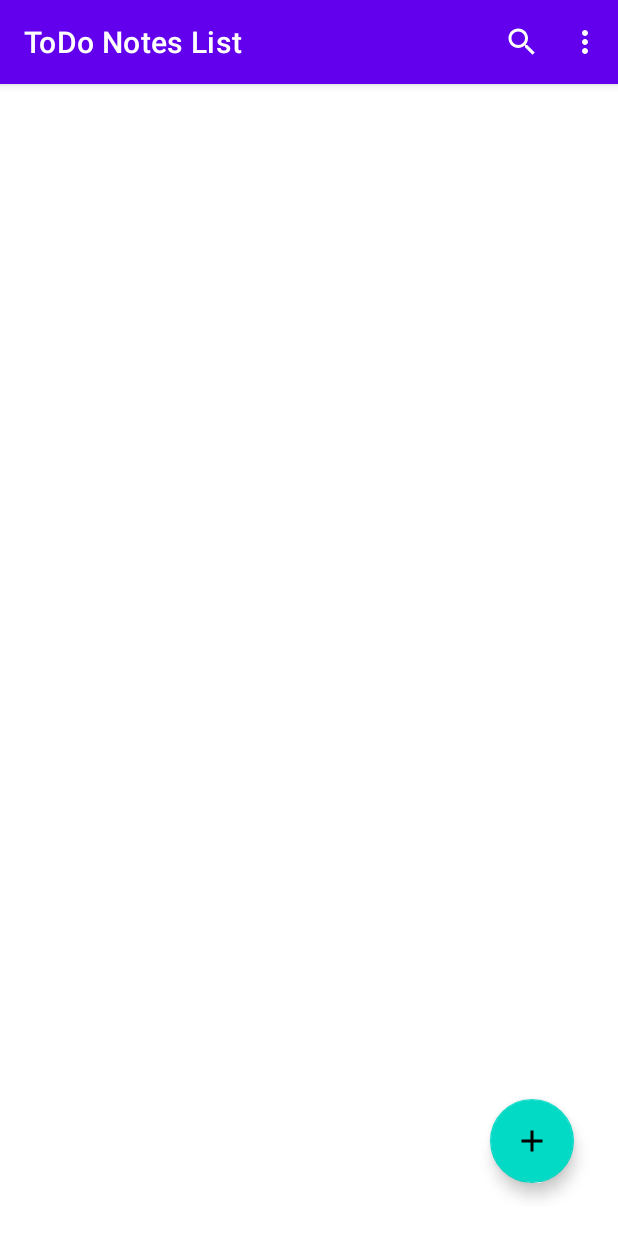
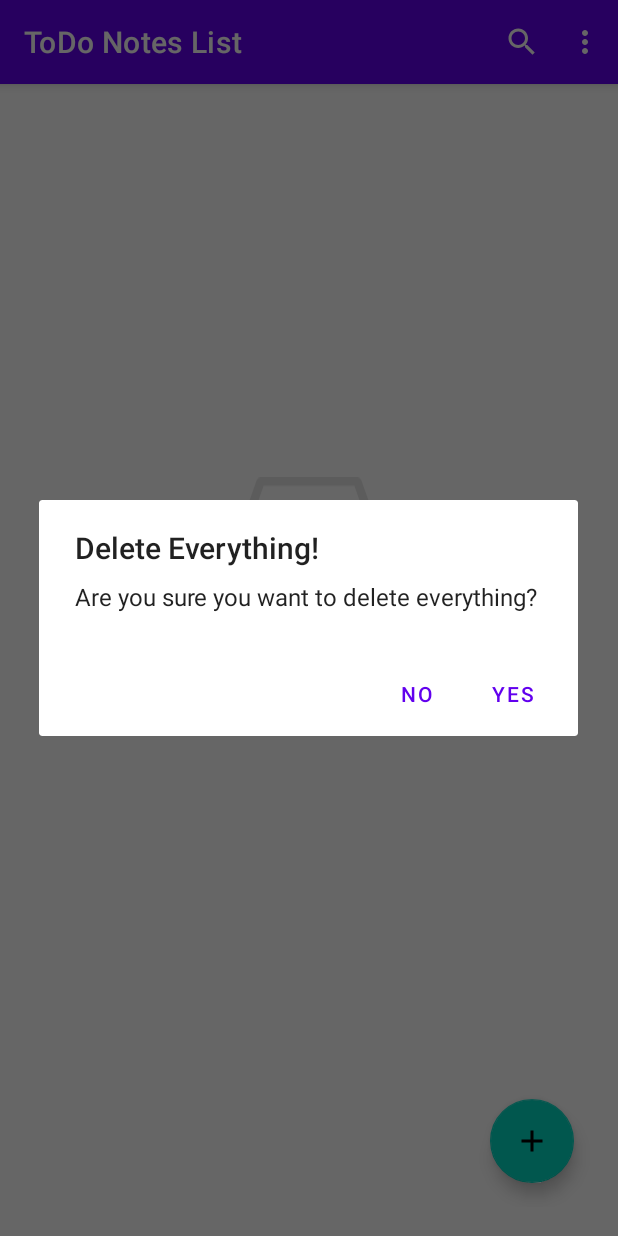
Before and after one commit to sunilshiv/ToDoNotesApp, an Android app: the screen it shows after launch (MainActivity), in the options menu, after a tap on "Delete All", on a phone screen of 412 x 824 dp. Run offline under Robolectric (Android 15) with nearby library versions, the phone set to English and light mode, and no system bars; our stand-ins replace Room's generated code, data binding, navigation-ui.

Commit message:
Added logic for Delete notes functionality
1. Added functionality for deleting single item
2. Added functionality for deleting all the item

```diff
--- a/app/src/main/java/com/todo/notesapp/data/ToDoNotesDao.kt
+++ b/app/src/main/java/com/todo/notesapp/data/ToDoNotesDao.kt
@@ -16,4 +16,10 @@ interface ToDoNotesDao {
     @Update
     suspend fun updateData(toDoNotes: ToDoNotesData)
 
+    @Delete
+    suspend fun deleteItem(toDoNotes: ToDoNotesData)
+
+    @Query("DELETE FROM todo_notes")
+    suspend fun deleteAll()
+
 }
--- a/app/src/main/java/com/todo/notesapp/fragments/SharedViewModel.kt
+++ b/app/src/main/java/com/todo/notesapp/fragments/SharedViewModel.kt
@@ -7,10 +7,18 @@ import android.widget.AdapterView
 import android.widget.TextView
 import androidx.core.content.ContextCompat
 import androidx.lifecycle.AndroidViewModel
+import androidx.lifecycle.MutableLiveData
 import com.todo.notesapp.R
 import com.todo.notesapp.data.models.Priority
+import com.todo.notesapp.data.models.ToDoNotesData
 
 class SharedViewModel(application: Application) : AndroidViewModel(application) {
+
+    val emptyDatabase: MutableLiveData<Boolean> = MutableLiveData(true)
+
+    fun checkIfDatabaseEmpty(toDoNotesData: List<ToDoNotesData>) {
+        emptyDatabase.value = toDoNotesData.isEmpty()
+    }
 
     val listener: AdapterView.OnItemSelectedListener = object :
     AdapterView.OnItemSelectedListener {
@@ -52,4 +60,5 @@ class SharedViewModel(application: Application) : AndroidViewModel(application)
     }
 
 
+
 }
--- a/app/src/main/java/com/todo/notesapp/fragments/list/NotesListFragment.kt
+++ b/app/src/main/java/com/todo/notesapp/fragments/list/NotesListFragment.kt
@@ -1,7 +1,11 @@
 package com.todo.notesapp.fragments.list
 
+import android.app.AlertDialog
+import android.content.Context
 import android.os.Bundle
 import android.view.*
+import android.view.inputmethod.InputMethodManager
+import android.widget.Toast
 import androidx.fragment.app.Fragment
 import androidx.fragment.app.viewModels
 import androidx.lifecycle.Observer
@@ -29,13 +33,18 @@ class NotesListFragment : Fragment() {
              findNavController().navigate(R.id.action_notesListFragment_to_addNotesFragment)
          }*/
         binding = FragmentNotesListBinding.inflate(inflater, container, false)
-
+        view?.hideKeyboard()
         val recyclerView = binding.notesListRecyclerView
         recyclerView.adapter = adapter
         recyclerView.layoutManager = LinearLayoutManager(requireActivity())
 
         toDoNotesViewModel.getAllData.observe(viewLifecycleOwner, Observer { data ->
+            mSharedViewModel.checkIfDatabaseEmpty(data)
             adapter.setData(data)
+        })
+
+        mSharedViewModel.emptyDatabase.observe(viewLifecycleOwner, Observer {
+            showEmptyDatabase(it)
         })
 
         binding.apply {
@@ -54,7 +63,52 @@ class NotesListFragment : Fragment() {
         return binding.root
     }
 
+    private fun showEmptyDatabase(emptyDatabase: Boolean) {
+       if(emptyDatabase) {
+           binding.apply {
+               noDataImageview.visibility = View.VISIBLE
+               noDataTextView.visibility = View.VISIBLE
+
+           }
+
+       }else{
+           binding.apply {
+               noDataImageview.visibility = View.INVISIBLE
+               noDataTextView.visibility = View.INVISIBLE
+           }
+       }
+    }
+
     override fun onCreateOptionsMenu(menu: Menu, inflater: MenuInflater) {
         inflater.inflate(R.menu.notes_list_fragment_menu, menu)
     }
+
+    override fun onOptionsItemSelected(item: MenuItem): Boolean {
+        if(item.itemId == R.id.menu_delete_all) {
+            confirmRemoval()
+        }
+        return super.onOptionsItemSelected(item)
+    }
+
+    //Show AlertDialog to confirm removal of All items from the database table
+    private fun confirmRemoval() {
+        val builder = AlertDialog.Builder(requireContext())
+        builder.setPositiveButton("Yes") {_,_ ->
+            toDoNotesViewModel.deleteAll()
+            Toast.makeText(
+                requireContext(),
+                "Successfully Removed Everything!",
+                Toast.LENGTH_SHORT
+            ).show()
+        }
+       builder.setNegativeButton("No") {_,_ ->}
+       builder.setTitle("Delete Everything!")
+       builder.setMessage("Are you sure you want to delete everything?")
+       builder.create().show()
+    }
+
+    fun View.hideKeyboard() {
+        val imm = context.getSystemService(Context.INPUT_METHOD_SERVICE) as InputMethodManager
+        imm.hideSoftInputFromWindow(windowToken, 0)
+    }
 }
--- a/app/src/main/res/layout/fragment_notes_list.xml
+++ b/app/src/main/res/layout/fragment_notes_list.xml
@@ -36,7 +36,7 @@
         android:contentDescription="TODO" />
 
     <ImageView
-        android:id="@+id/imageView2"
+        android:id="@+id/no_data_imageview"
         android:layout_width="100dp"
         android:layout_height="100dp"
         android:src="@drawable/ic_no_data"
@@ -48,7 +48,7 @@
         app:layout_constraintVertical_bias="0.37" />
 
     <TextView
-        android:id="@+id/textView2"
+        android:id="@+id/no_data_textView"
         android:layout_width="wrap_content"
         android:layout_height="wrap_content"
         android:layout_marginTop="20dp"
@@ -58,6 +58,6 @@
         android:visibility="gone"
         app:layout_constraintEnd_toEndOf="@+id/notesListRecyclerView"
         app:layout_constraintStart_toStartOf="@+id/notesListRecyclerView"
-        app:layout_constraintTop_toBottomOf="@+id/imageView2" />
+        app:layout_constraintTop_toBottomOf="@+id/no_data_imageview" />
 </androidx.constraintlayout.widget.ConstraintLayout>
 </layout>
```
Also changed, not shown: app/src/main/java/com/todo/notesapp/data/repository/ToDoNotesRepository.kt (+8 -0 lines), app/src/main/java/com/todo/notesapp/data/viewmodel/ToDoNotesViewModel.kt (+12 -0 lines), app/src/main/java/com/todo/notesapp/fragments/update/UpdateNotesFragment.kt (+21 -2 lines).
